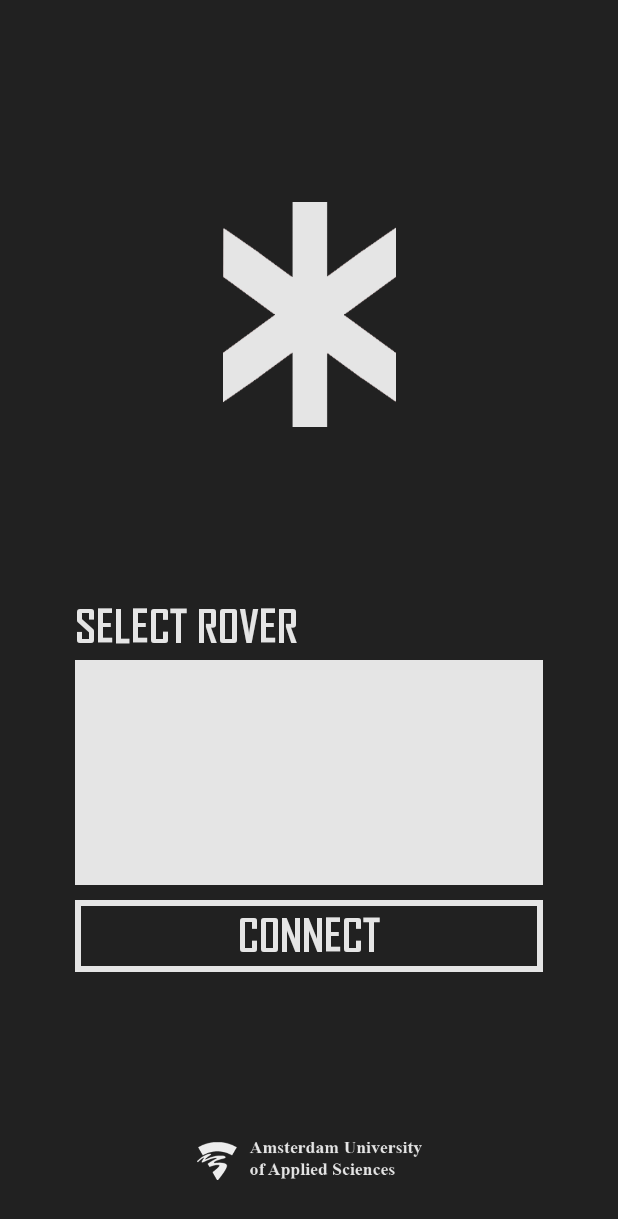
After one commit to myucesan/project-rescue-on-wheels, an Android app: the layout activity_connect_rover.xml on its own in the app's theme, with its tools: preview values and no code run, on a phone screen of 412 x 824 dp. The commit adds this screen. Shown: the top 1219 px of the screen. Run offline under Robolectric (Android 15) with nearby library versions, the phone set to English and light mode, and no system bars.

Commit message:
Added connect app to rover (frontend)

```diff
--- a/Code/RowApp2/app/build.gradle
+++ b/Code/RowApp2/app/build.gradle
@@ -26,4 +26,5 @@ dependencies {
     testImplementation 'junit:junit:4.12'
     androidTestImplementation 'com.android.support.test:runner:1.0.2'
     androidTestImplementation 'com.android.support.test.espresso:espresso-core:3.0.2'
+    implementation 'com.android.support:recyclerview-v7:28.0.0'
 }
--- a/Code/RowApp2/app/src/main/AndroidManifest.xml
+++ b/Code/RowApp2/app/src/main/AndroidManifest.xml
@@ -13,7 +13,7 @@
         android:hardwareAccelerated="false"
         android:largeHeap="true"
         tools:node="replace">
-        <activity android:name=".SplashActivity" android:theme="@style/SplashTheme" android:screenOrientation="landscape">
+        <activity android:name=".SplashActivity" android:screenOrientation="portrait">
             <intent-filter>
                 <action android:name="android.intent.action.MAIN" />
                 <category android:name="android.intent.category.LAUNCHER" />
--- /dev/null
+++ b/Code/RowApp2/app/src/main/res/drawable/btn_bg_selector.xml
@@ -0,0 +1,30 @@
+<?xml version="1.0" encoding="utf-8"?>
+<selector xmlns:android="http://schemas.android.com/apk/res/android">
+    <item android:state_pressed="true">
+        <shape xmlns:android="http://schemas.android.com/apk/res/android"
+            android:color="@color/colorCloud"
+            android:shape="rectangle">
+            <solid
+                android:width="4dp"
+                android:color="@color/colorCloud" />
+        </shape>
+    </item>
+    <item android:state_focused="true">
+        <shape xmlns:android="http://schemas.android.com/apk/res/android"
+            android:color="@color/colorCloud"
+            android:shape="rectangle">
+            <solid
+                android:width="4dp"
+                android:color="@color/colorCloud" />
+        </shape>
+    </item>
+    <item>
+        <shape xmlns:android="http://schemas.android.com/apk/res/android"
+            android:color="@color/colorDark"
+            android:shape="rectangle">
+            <stroke
+                android:width="4dp"
+                android:color="@color/colorCloud" />
+        </shape>
+    </item>
+</selector>
--- /dev/null
+++ b/Code/RowApp2/app/src/main/res/drawable/btn_txt_selector.xml
@@ -0,0 +1,6 @@
+<?xml version="1.0" encoding="utf-8"?>
+<selector xmlns:android="http://schemas.android.com/apk/res/android">
+    <item android:state_pressed="true" android:color="@color/colorDark"/>
+    <item android:state_focused="true" android:color="@color/colorDark"/>
+    <item android:color="@color/colorCloud"/>
+</selector>
--- /dev/null
+++ b/Code/RowApp2/app/src/main/res/drawable/ic_container_connections.xml
@@ -0,0 +1,5 @@
+<vector android:height="24dp" android:viewportHeight="242"
+    android:viewportWidth="439" android:width="24dp" xmlns:android="http://schemas.android.com/apk/res/android">
+    <path android:fillColor="#eee" android:name="container_connections" android:pathData="m10 0h419c5.52 0 10 4.48 10 10v222c0 5.52 -4.48 10 -10 10h-419c-5.52 0 -10 -4.48 -10 -10v-222c0 -5.52 4.48 -10 10 -10z"/>
+    <path android:fillColor="#eee" android:name="container_connections" android:pathData="m429 7.07c1.62 0 2.93 1.31 2.93 2.93v222c0 1.62 -1.31 2.93 -2.93 2.93h-419c-1.62 0 -2.93 -1.31 -2.93 -2.93v-222c0 -1.62 1.31 -2.93 2.93 -2.93zm-419 -7.07c-5.52 0 -10 4.48 -10 10v222c0 5.52 4.48 10 10 10h419c5.52 0 10 -4.48 10 -10v-222c0 -5.52 -4.48 -10 -10 -10z"/>
+</vector>
--- /dev/null
+++ b/Code/RowApp2/app/src/main/res/drawable/ic_crop_landscape_black_24dp.xml
@@ -0,0 +1,5 @@
+<vector android:height="24dp" android:tint="#212121"
+    android:viewportHeight="24.0" android:viewportWidth="24.0"
+    android:width="24dp" xmlns:android="http://schemas.android.com/apk/res/android">
+    <path android:fillColor="#FF000000" android:pathData="M19,5L5,5c-1.1,0 -2,0.9 -2,2v10c0,1.1 0.9,2 2,2h14c1.1,0 2,-0.9 2,-2L21,7c0,-1.1 -0.9,-2 -2,-2zM19,17L5,17L5,7h14v10z"/>
+</vector>
--- /dev/null
+++ b/Code/RowApp2/app/src/main/res/drawable/scrollbar_thumb.xml
@@ -0,0 +1,5 @@
+<?xml version="1.0" encoding="utf-8"?>
+<shape xmlns:android="http://schemas.android.com/apk/res/android" >
+    <solid android:color="@color/colorDark"></solid>
+    <stroke android:color="@color/colorCloud" android:width="2dp"></stroke>
+</shape>
--- /dev/null
+++ b/Code/RowApp2/app/src/main/res/layout/activity_connect_rover.xml
@@ -0,0 +1,82 @@
+<?xml version="1.0" encoding="utf-8"?>
+<android.support.constraint.ConstraintLayout xmlns:android="http://schemas.android.com/apk/res/android"
+    xmlns:tools="http://schemas.android.com/tools"
+    android:layout_width="match_parent"
+    android:layout_height="match_parent"
+    xmlns:app="http://schemas.android.com/apk/res-auto"
+    android:background="@color/colorDark">
+
+    <ImageView
+        android:id="@+id/logo"
+        android:layout_width="150dp"
+        android:layout_height="150dp"
+        android:src="@drawable/row_logo_216_279"
+        app:layout_constraintLeft_toLeftOf="parent"
+        app:layout_constraintRight_toRightOf="parent"
+        app:layout_constraintTop_toTopOf="parent"
+        app:layout_constraintBottom_toBottomOf="parent"
+        app:layout_constraintVertical_bias="0.2"/>
+
+    <LinearLayout
+        android:layout_width="match_parent"
+        android:layout_height="wrap_content"
+        android:layout_marginTop="40dp"
+        android:layout_marginStart="50dp"
+        android:layout_marginEnd="50dp"
+        android:orientation="vertical"
+        app:layout_constraintTop_toBottomOf="@id/logo"
+        app:layout_constraintLeft_toLeftOf="parent"
+        app:layout_constraintRight_toRightOf="parent"
+        app:layout_constraintBottom_toTopOf="@id/auasImageView">
+
+        <TextView
+            android:id="@+id/selectRoverLabel"
+            android:layout_width="wrap_content"
+            android:layout_height="wrap_content"
+            android:src="@drawable/auas_372_64"
+            android:text="SELECT ROVER"
+            android:textSize="30sp"
+            android:textColor="@color/colorCloud"
+            android:fontFamily="@font/agency_fb_bold" />
+
+        <ListView
+            android:id="@+id/connectionListView"
+            android:layout_marginTop="5dp"
+            android:layout_width="match_parent"
+            android:layout_height="150dp"
+            android:background="@color/colorCloud"
+            android:textColor="@color/colorDark"
+            android:fontFamily="@font/agency_fb"
+            android:divider="@color/colorDark"
+            android:dividerHeight="1dp"
+            android:scrollbarSize="10dp"
+            android:fadeScrollbars="false"
+            android:scrollbarThumbVertical="@drawable/scrollbar_thumb"
+            android:footerDividersEnabled="false"
+            android:overScrollFooter="@android:color/transparent"
+            android:choiceMode="singleChoice"
+            android:listSelector="@color/colorDarkerCloud">
+        </ListView>
+
+        <Button
+            android:id="@+id/connectBtn"
+            android:layout_width="match_parent"
+            android:layout_height="wrap_content"
+            android:layout_marginTop="10dp"
+            android:background="@drawable/btn_bg_selector"
+            android:fontFamily="@font/agency_fb_bold"
+            android:onClick="onClick"
+            android:text="CONNECT"
+            android:textColor="@drawable/btn_txt_selector"
+            android:textSize="30sp" />
+    </LinearLayout>
+
+    <ImageView
+        android:id="@+id/auasImageView"
+        android:layout_width="150dp"
+        android:layout_height="100dp"
+        android:src="@drawable/auas_372_64"
+        app:layout_constraintBottom_toBottomOf="parent"
+        app:layout_constraintLeft_toLeftOf="parent"
+        app:layout_constraintRight_toRightOf="parent" />
+</android.support.constraint.ConstraintLayout>
--- a/Code/RowApp2/app/src/main/res/values/colors.xml
+++ b/Code/RowApp2/app/src/main/res/values/colors.xml
@@ -4,5 +4,6 @@
     <color name="colorPrimaryDark">#303F9F</color>
     <color name="colorAccent">#ff4081</color>
     <color name="colorCloud">#e5e5e5</color>
-    <color name="colorWhite">#FFFFFF</color>
+    <color name="colorDarkerCloud">#BDBDBD</color>
+    <color name="colorDark">#212121</color>
 </resources>
```
Also changed, not shown: Code/RowApp2/app/src/main/java/com/metabotsrow/rowapp/RobotBesturen.java (+2 -6 lines), Code/RowApp2/app/src/main/java/com/metabotsrow/rowapp/SplashActivity.java (+97 -5 lines), Code/RowApp2/app/src/main/res/drawable/list_bg.xml (added, +7 -0 lines), Code/RowApp2/app/src/main/res/drawable/list_selector.xml (added, +38 -0 lines), Code/RowApp2/app/src/main/res/drawable/auas_372_64.png (added), Code/RowApp2/app/src/main/res/drawable/row_logo_216_279.png (added).
